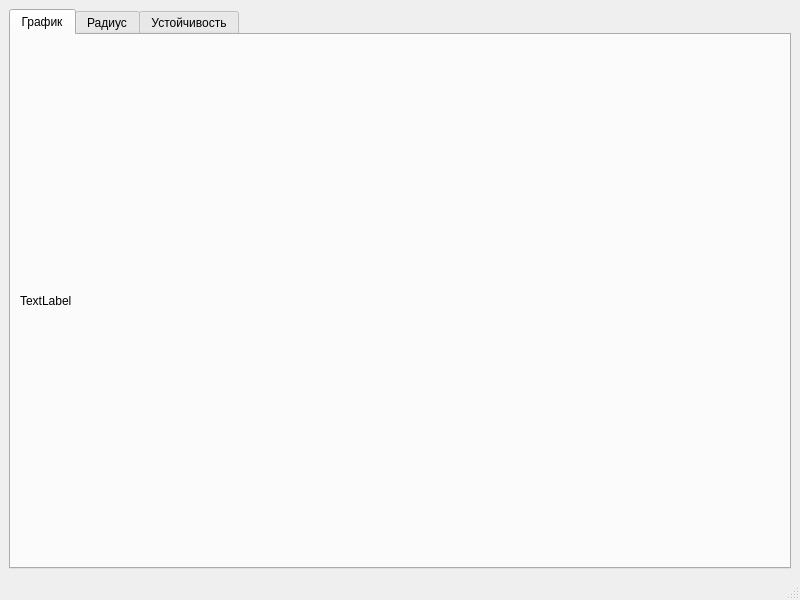
Before: the Qt Designer form Application/ResultWindow.ui in ildarhb/NIPI, drawn with Qt 5.
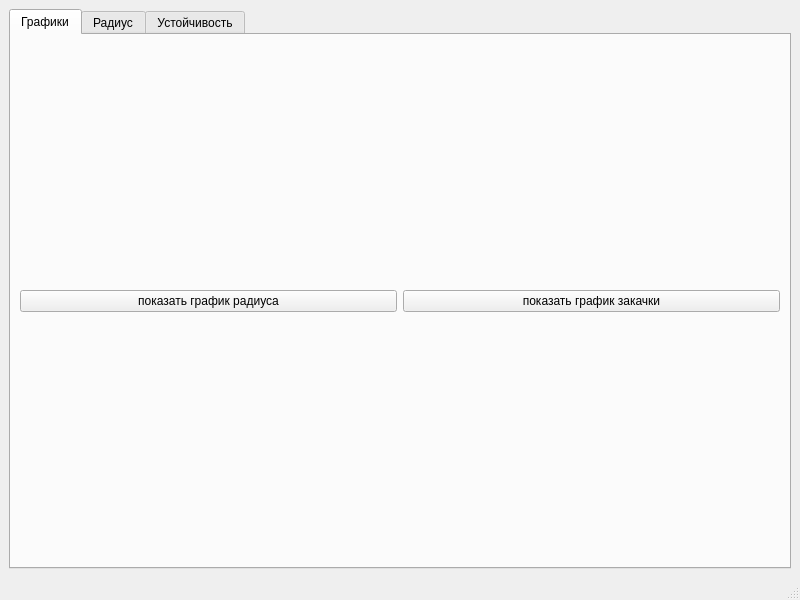
After: the same form once the commit is applied. The open tabs and pages were chosen to show the change.

Commit message: добавлено заполнение результирующих таблиц

```diff
--- a/Application/ResultWindow.ui
+++ b/Application/ResultWindow.ui
@@ -22,13 +22,20 @@
       </property>
       <widget class="QWidget" name="tab_image">
        <attribute name="title">
-        <string>График</string>
+        <string>Графики</string>
        </attribute>
-       <layout class="QVBoxLayout" name="verticalLayout_2">
+       <layout class="QHBoxLayout" name="horizontalLayout">
         <item>
-         <widget class="QLabel" name="label_image">
+         <widget class="QPushButton" name="btn_show_radius">
           <property name="text">
-           <string>TextLabel</string>
+           <string>показать график радиуса</string>
+          </property>
+         </widget>
+        </item>
+        <item>
+         <widget class="QPushButton" name="btn_show_injection">
+          <property name="text">
+           <string>показать график закачки</string>
           </property>
          </widget>
         </item>
@@ -38,6 +45,11 @@
        <attribute name="title">
         <string>Радиус</string>
        </attribute>
+       <layout class="QVBoxLayout" name="verticalLayout_2">
+        <item>
+         <widget class="QTableWidget" name="table_radius"/>
+        </item>
+       </layout>
       </widget>
       <widget class="QWidget" name="tab_stability">
        <attribute name="title">
```
Left out of the diff: 7 changed lines with no effect on the pictures. The commit also changes 2 other files.
